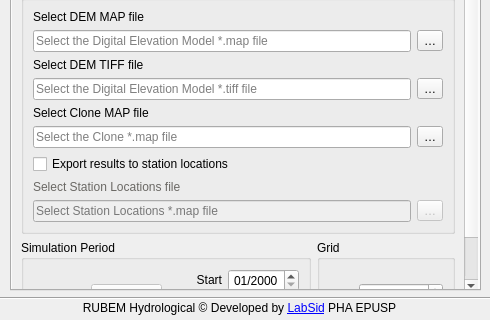
Above: rubem_hydrological_dialog_base.ui from LabSid-USP/RUBEMHydrological before the change; both pictures show x 0 to 490 and y 260 to 580 of the 490 by 580 pixel window. Below: the same form after it.
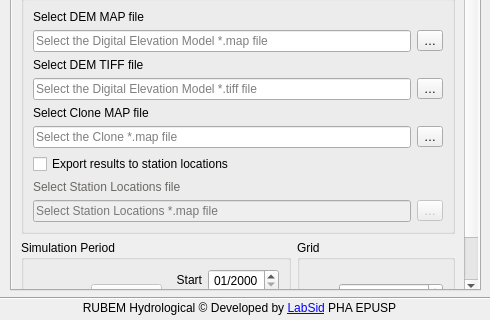
That is the form after the change. Icons and pictures are not drawn.

Commit message: Increase grid max value

The edit to the form file:
```diff
--- a/rubem_hydrological_dialog_base.ui
+++ b/rubem_hydrological_dialog_base.ui
@@ -302,8 +302,8 @@
           <rect>
            <x>0</x>
            <y>0</y>
-           <width>450</width>
-           <height>497</height>
+           <width>449</width>
+           <height>490</height>
           </rect>
          </property>
          <layout class="QVBoxLayout" name="verticalLayout_23">
@@ -905,7 +905,7 @@
                     <number>3</number>
                    </property>
                    <property name="maximum">
-                    <double>999.990000000000009</double>
+                    <double>999999999.990000009536743</double>
                    </property>
                    <property name="singleStep">
                     <double>1.000000000000000</double>
```
Left out of the diff: 8 changed lines with no effect on the pictures.
